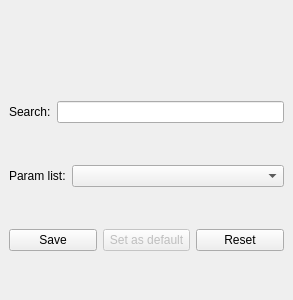
The window that SeaGoatVision/client/qt/uifiles/WinFilter.ui (Octets/SeaGoatVision) describes before a commit, drawn with Qt 5.
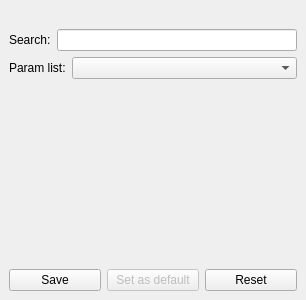
The same window after the commit.

Commit message: Added filter and param description in WinFilter widget, add ex in public filter testcpp1.cpp and blur.py

Patch:
```diff
--- a/SeaGoatVision/client/qt/uifiles/WinFilter.ui
+++ b/SeaGoatVision/client/qt/uifiles/WinFilter.ui
@@ -9,14 +9,14 @@
    <rect>
     <x>0</x>
     <y>0</y>
-    <width>293</width>
+    <width>306</width>
     <height>300</height>
    </rect>
   </property>
   <property name="minimumSize">
    <size>
-    <width>293</width>
-    <height>180</height>
+    <width>306</width>
+    <height>255</height>
    </size>
   </property>
   <property name="features">
@@ -90,9 +90,23 @@
       </item>
      </layout>
     </item>
+    <item>
+     <widget class="QLabel" name="lbl_doc">
+      <property name="text">
+       <string/>
+      </property>
+     </widget>
+    </item>
     <item>
      <layout class="QVBoxLayout" name="layout_params"/>
     </item>
+    <item>
+     <widget class="QLabel" name="lbl_desc_param">
+      <property name="text">
+       <string/>
+      </property>
+     </widget>
+    </item>
     <item>
      <layout class="QHBoxLayout" name="horizontalLayout_3">
       <item>
```
The commit also changes 5 other files.
